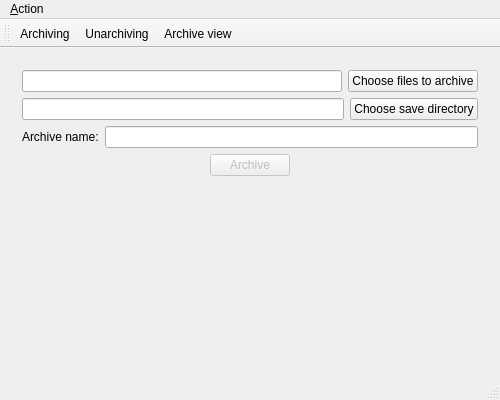
First picture: the form in app/main_window.ui, repository AndLvovSky/haf-archiver, before the edit.
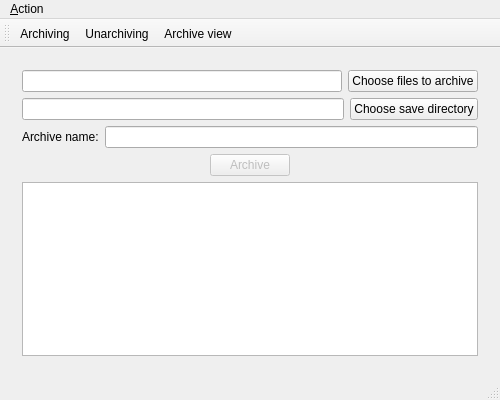
Second picture: the form after the edit. The open tabs and pages were chosen to show the change. Icons and pictures are not drawn.

Commit message: Add simple logs for archiving process

What changed in the file:
```diff
--- a/app/main_window.ui
+++ b/app/main_window.ui
@@ -160,20 +160,7 @@
          </layout>
         </item>
         <item>
-         <spacer name="verticalSpacer">
-          <property name="orientation">
-           <enum>Qt::Vertical</enum>
-          </property>
-          <property name="sizeType">
-           <enum>QSizePolicy::Expanding</enum>
-          </property>
-          <property name="sizeHint" stdset="0">
-           <size>
-            <width>20</width>
-            <height>187</height>
-           </size>
-          </property>
-         </spacer>
+         <widget class="QListWidget" name="archivingLogWidget"/>
         </item>
        </layout>
       </widget>
```
Left out of the diff: 10 changed lines with no effect on the pictures. The commit also changes 7 other files.
